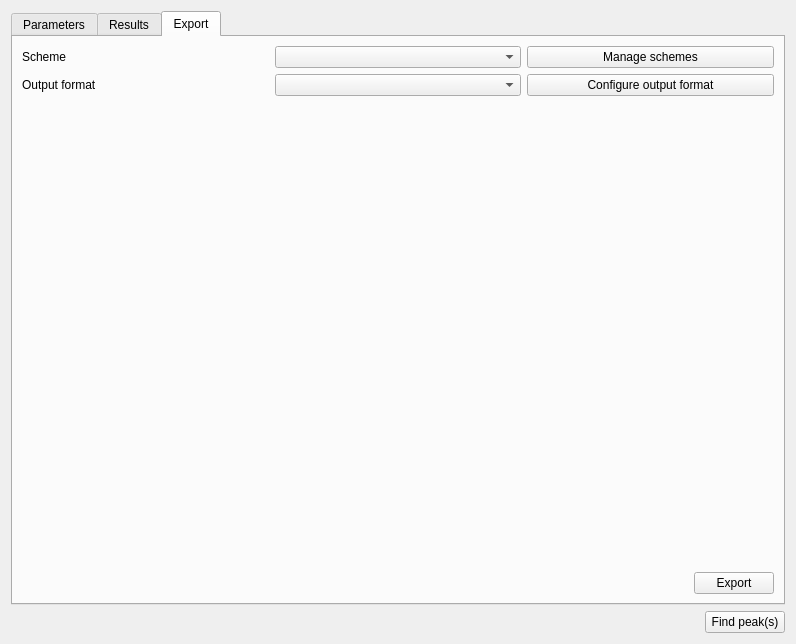
Before: the Qt Designer form src/gui/evaluationwidget.ui in echmet/CEval, drawn with Qt 5.
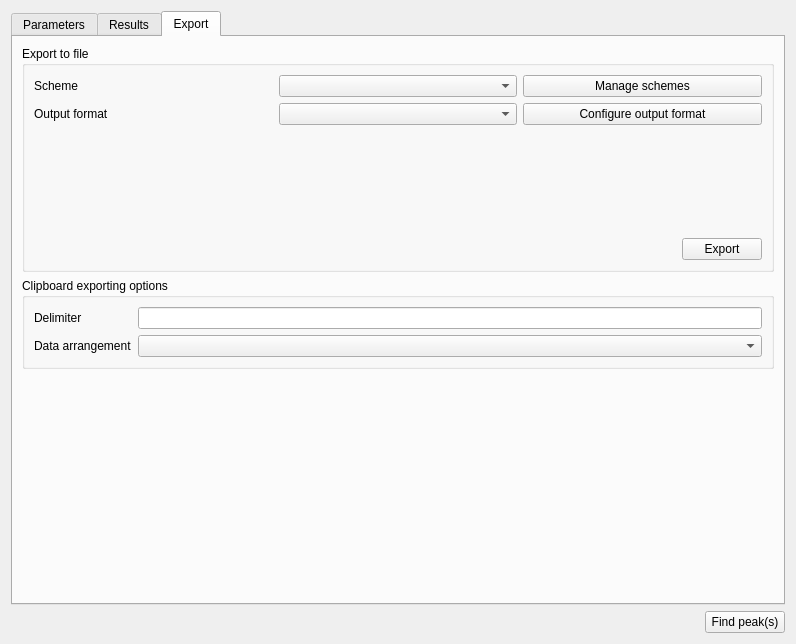
After: the same form once the commit is applied. The open tabs and pages were chosen to show the change. Custom widgets are drawn as their Qt base class.

Commit message: - Remove uselesss SchemeTypes enum - Prepare UI for clipboard export settings

```diff
--- a/src/gui/evaluationwidget.ui
+++ b/src/gui/evaluationwidget.ui
@@ -2120,6 +2120,12 @@
       </attribute>
       <layout class="QVBoxLayout" name="verticalLayout_2">
        <item>
+        <widget class="QGroupBox" name="qgbox_exportToFile">
+         <property name="title">
+          <string>Export to file</string>
+         </property>
+         <layout class="QVBoxLayout" name="verticalLayout_4">
+          <item>
         <layout class="QGridLayout" name="gridLayout">
          <item row="0" column="0">
           <widget class="QLabel" name="ql_scheme">
@@ -2199,6 +2205,55 @@
           </widget>
          </item>
         </layout>
+          </item>
+         </layout>
+        </widget>
+       </item>
+       <item>
+        <widget class="QGroupBox" name="qgbox_clipboardExportingOptions">
+         <property name="title">
+          <string>Clipboard exporting options</string>
+         </property>
+         <layout class="QVBoxLayout" name="verticalLayout_6">
+          <item>
+           <layout class="QGridLayout" name="gridLayout_6">
+            <item row="0" column="1">
+             <widget class="QLineEdit" name="qle_clipboardDelimiter"/>
+            </item>
+            <item row="0" column="0">
+             <widget class="QLabel" name="ql_clipboardDelimiter">
+              <property name="text">
+               <string>Delimiter</string>
+              </property>
+             </widget>
+            </item>
+            <item row="1" column="0">
+             <widget class="QLabel" name="label">
+              <property name="text">
+               <string>Data arrangement</string>
+              </property>
+             </widget>
+            </item>
+            <item row="1" column="1">
+             <widget class="QComboBox" name="qcbox_clipboardDataArrangement"/>
+            </item>
+           </layout>
+          </item>
+         </layout>
+        </widget>
+       </item>
+       <item>
+        <spacer name="verticalSpacer_4">
+         <property name="orientation">
+          <enum>Qt::Vertical</enum>
+         </property>
+         <property name="sizeHint" stdset="0">
+          <size>
+           <width>20</width>
+           <height>40</height>
+          </size>
+         </property>
+        </spacer>
        </item>
       </layout>
      </widget>
```
Left out of the diff: 8 changed lines with no effect on the pictures. Lines whose indentation alone changed are shown as unchanged. The commit also changes 3 other files.
